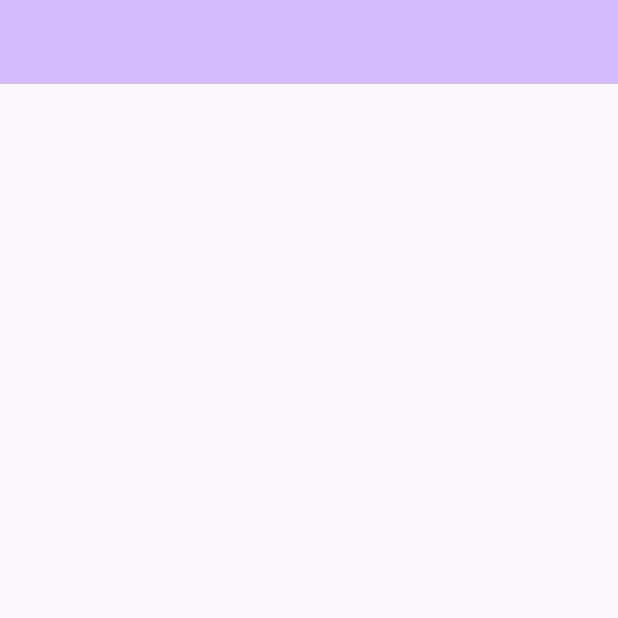
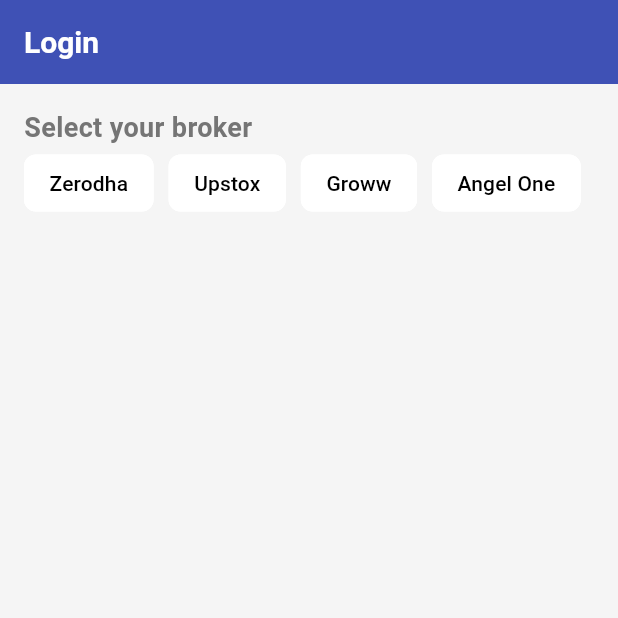
Before and after one commit to madhurn29/stock-broker-app, a Flutter app: the screen it shows after launch, on a phone screen of 412 x 824 dp, the top half of it. Run offline on Flutter 3.47's test engine with Material 3 defaults, Android fonts, the phone set to English and light mode, and no system bars.

Commit message:
added login screen and home screen

```diff
--- a/stock_broker_app_frontend/lib/main.dart
+++ b/stock_broker_app_frontend/lib/main.dart
@@ -1,4 +1,8 @@
 import 'package:flutter/material.dart';
+import 'package:provider/provider.dart';
+import 'package:stock_broker_app_frontend/constants/app_theme.dart';
+import 'package:stock_broker_app_frontend/screens/splash_screen.dart';
+import 'package:stock_broker_app_frontend/state/app_state.dart';
 
 void main() {
   runApp(const MyApp());
@@ -10,36 +14,15 @@
   // This widget is the root of your application.
   @override
   Widget build(BuildContext context) {
-    return MaterialApp(
-      title: 'Flutter Demo',
-      theme: ThemeData(
-        colorScheme: ColorScheme.fromSeed(seedColor: Colors.deepPurple),
+    return MultiProvider(
+      providers: [
+        ChangeNotifierProvider<AppState>(create: (context) => AppState()),
+      ],
+      child: MaterialApp(
+        title: 'Stock Broker App',
+        theme: appTheme,
+        home: SplashScreen(),
       ),
-      home: const MyHomePage(title: ''),
     );
   }
 }
-
-class MyHomePage extends StatefulWidget {
-  const MyHomePage({super.key, required this.title});
-
-  final String title;
-
-  @override
-  State<MyHomePage> createState() => _MyHomePageState();
-}
-
-class _MyHomePageState extends State<MyHomePage> {
-  @override
-  Widget build(BuildContext context) {
-    return Scaffold(
-      appBar: AppBar(
-        backgroundColor: Theme.of(context).colorScheme.inversePrimary,
-
-        title: Text(widget.title),
-      ),
-      body: Container(),
-      // This trailing comma makes auto-formatting nicer for build methods.
-    );
-  }
-}
--- a/stock_broker_app_frontend/lib/screens/login_screen.dart
+++ b/stock_broker_app_frontend/lib/screens/login_screen.dart
@@ -0,0 +1,116 @@
+import 'package:flutter/material.dart';
+import 'package:provider/provider.dart';
+import 'package:stock_broker_app_frontend/screens/home_screen.dart';
+import 'package:stock_broker_app_frontend/services/mock_api_services.dart';
+import '../state/app_state.dart';
+import '../constants/app_theme.dart';
+
+class LoginScreen extends StatefulWidget {
+  const LoginScreen({super.key});
+
+  @override
+  State<LoginScreen> createState() => _LoginScreenState();
+}
+
+class _LoginScreenState extends State<LoginScreen> {
+  String? selectedBroker;
+  final usernameController = TextEditingController();
+  final passwordController = TextEditingController();
+  bool isLoading = false;
+
+  final brokers = ["Zerodha", "Upstox", "Groww", "Angel One"];
+
+  void handleLogin() async {
+    if (selectedBroker == null) return;
+
+    setState(() => isLoading = true);
+
+    final response = await MockApiService.login(
+      selectedBroker!,
+      usernameController.text.trim(),
+      passwordController.text.trim(),
+    );
+
+    setState(() => isLoading = false);
+
+    if (!mounted) return;
+
+    switch (response) {
+      case LoginStatus.success:
+        // showSnackbar("Logged in Successfully");
+        Provider.of<AppState>(context, listen: false).login(selectedBroker!);
+        Navigator.pushReplacement(
+          context,
+          MaterialPageRoute(builder: (context) => HomeScreen()),
+        );
+
+        break;
+      case LoginStatus.invalid:
+        showSnackbar("Invalid credentials. Try again.");
+        break;
+      case LoginStatus.error:
+        showSnackbar("Server error. Please try again later.");
+        break;
+    }
+  }
+
+  void showSnackbar(String message) {
+    ScaffoldMessenger.of(
+      context,
+    ).showSnackBar(SnackBar(content: Text(message)));
+  }
+
+  @override
+  Widget build(BuildContext context) {
+    return Scaffold(
+      appBar: AppBar(title: const Text("Login")),
+      body: Padding(
+        padding: const EdgeInsets.all(16),
+        child: ListView(
+          children: [
+            const Text(
+              "Select your broker",
+              style: TextStyle(fontSize: 18, fontWeight: FontWeight.bold),
+            ),
+            Wrap(
+              spacing: 10,
+              children:
+                  brokers.map((broker) {
+                    final isSelected = broker == selectedBroker;
+                    return ChoiceChip(
+                      label: Text(broker),
+                      selected: isSelected,
+                      selectedColor: AppColors.primary,
+                      onSelected: (_) {
+                        setState(() => selectedBroker = broker);
+                      },
+                    );
+                  }).toList(),
+            ),
+            const SizedBox(height: 24),
+            if (selectedBroker != null) ...[
+              TextField(
+                controller: usernameController,
+                decoration: const InputDecoration(labelText: "Username"),
+              ),
+              const SizedBox(height: 12),
+              TextField(
+                controller: passwordController,
+                decoration: const InputDecoration(labelText: "Password"),
+                obscureText: true,
+              ),
+              const SizedBox(height: 24),
+              ElevatedButton(
+                onPressed: isLoading ? null : handleLogin,
+                child:
+                    isLoading
+                        ? const CircularProgressIndicator(color: Colors.white)
+                        : const Text("Login"),
+              ),
+            ],
+          ],
+        ),
+      ),
+    );
+  }
+}
--- /dev/null
+++ b/stock_broker_app_frontend/lib/services/mock_api_services.dart
@@ -0,0 +1,17 @@
+enum LoginStatus { success, invalid, error }
+
+class MockApiService {
+  static Future<LoginStatus> login(
+    String broker,
+    String user,
+    String pass,
+  ) async {
+    await Future.delayed(const Duration(seconds: 1));
+
+    if (user == "demo" && pass == "123") return LoginStatus.success;
+    if (user.isEmpty || pass.isEmpty || user.length < 3)
+      return LoginStatus.invalid;
+
+    return LoginStatus.error; // simulate server error randomly
+  }
+}
--- /dev/null
+++ b/stock_broker_app_frontend/lib/state/app_state.dart
@@ -0,0 +1,30 @@
+import 'package:flutter/material.dart';
+
+class AppState extends ChangeNotifier {
+  String? selectedBroker;
+  bool isLoggedIn = false;
+
+  Stock? selectedStock;
+
+  void login(String broker) {
+    selectedBroker = broker;
+    isLoggedIn = true;
+    notifyListeners();
+  }
+
+  void logout() {
+    selectedBroker = null;
+    isLoggedIn = false;
+    selectedStock = null;
+    notifyListeners();
+  }
+
+  void setSelectedStock(Stock stock) {
+    selectedStock = stock;
+    notifyListeners();
+  }
+
+  initializeFromPrefs() {}
+}
+
+class Stock {}
--- a/stock_broker_app_frontend/pubspec.yaml
+++ b/stock_broker_app_frontend/pubspec.yaml
@@ -31,6 +31,7 @@
   flutter:
     sdk: flutter
   provider: ^6.1.5
+  shared_preferences: ^2.2.2
 
   # The following adds the Cupertino Icons font to your application.
   # Use with the CupertinoIcons class for iOS style icons.
```
Also changed, not shown: stock_broker_app_frontend/lib/screens/home_screen.dart (+34 -0 lines), stock_broker_app_frontend/lib/screens/splash_screen.dart (added, +57 -0 lines), stock_broker_app_frontend/lib/models/broker_model.dart (added), stock_broker_app_frontend/lib/models/stock_model.dart (added), stock_broker_app_frontend/pubspec.lock, 1 other file.
